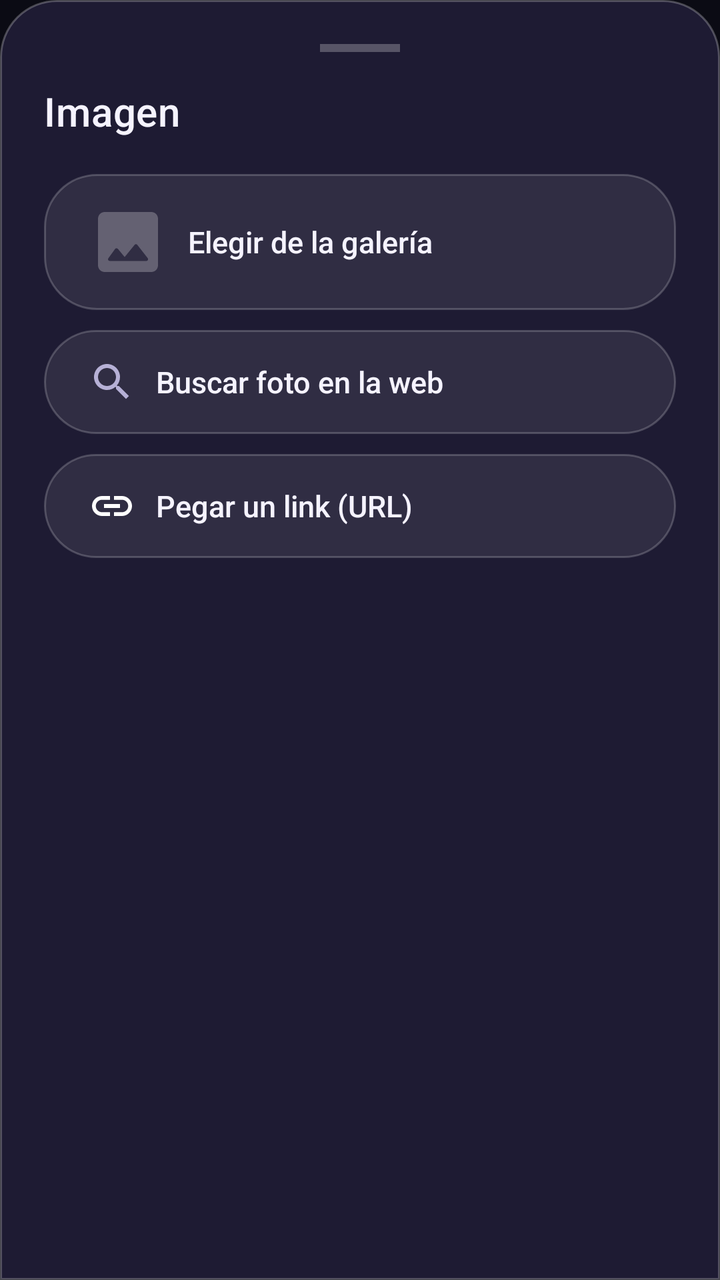
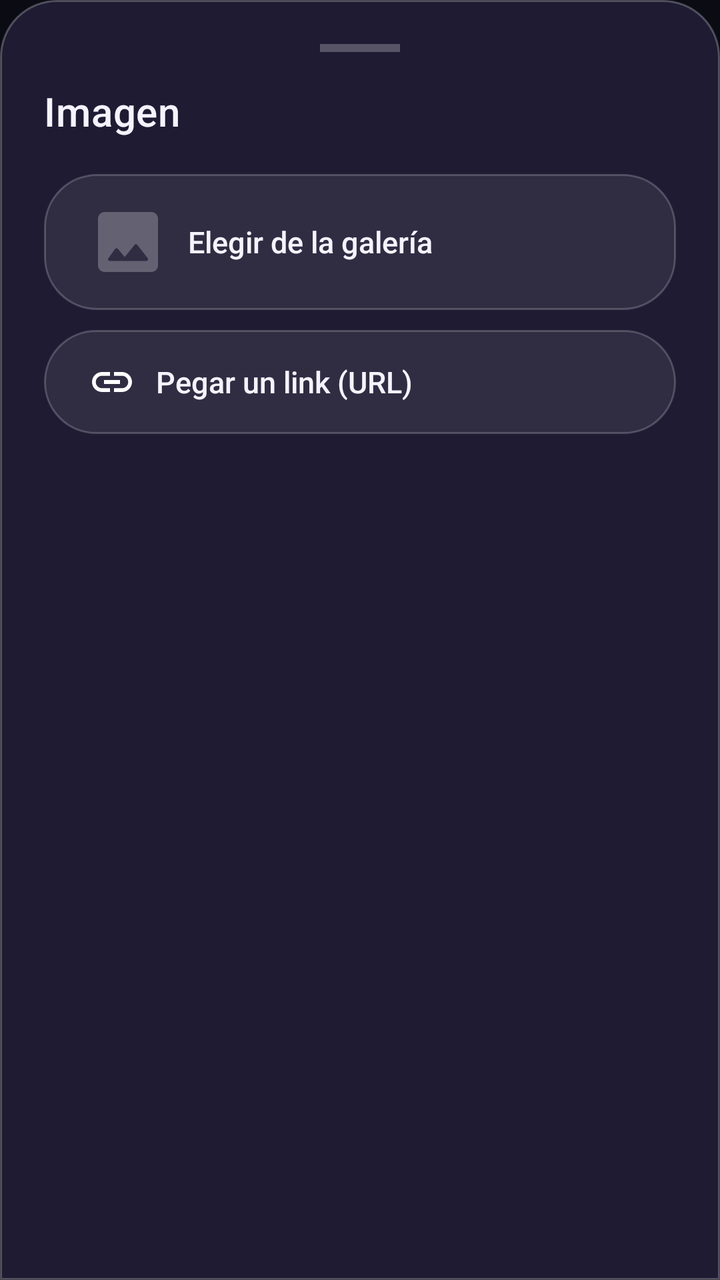

Before-and-after screenshots of an Android layout around one commit, followed by the original layout XML and the change that was made.
<!-- AndroidManifest.xml: application theme Theme.DondeMierdaIba -->
<!-- res/layout/dialog_image_source.xml -->
<?xml version="1.0" encoding="utf-8"?>
<LinearLayout xmlns:android="http://schemas.android.com/apk/res/android"
    android:layout_width="match_parent"
    android:layout_height="wrap_content"
    android:background="@drawable/bg_glass_sheet"
    android:orientation="vertical"
    android:padding="22dp">

    <View
        android:layout_width="40dp"
        android:layout_height="4dp"
        android:layout_gravity="center_horizontal"
        android:background="#40FFFFFF" />

    <TextView
        android:layout_width="wrap_content"
        android:layout_height="wrap_content"
        android:layout_marginTop="16dp"
        android:text="@string/field_image"
        android:textAppearance="@style/TextAppearance.DMI.Title" />

    <Button
        android:id="@+id/btnGallery"
        style="@style/Widget.DMI.AppleButton.Ghost"
        android:layout_width="match_parent"
        android:layout_height="wrap_content"
        android:layout_marginTop="18dp"
        android:drawableStart="@drawable/ic_image_placeholder"
        android:drawablePadding="10dp"
        android:gravity="center_vertical|start"
        android:text="@string/pick_from_gallery" />

    <Button
        android:id="@+id/btnWeb"
        style="@style/Widget.DMI.AppleButton.Ghost"
        android:layout_width="match_parent"
        android:layout_height="wrap_content"
        android:layout_marginTop="10dp"
        android:drawableStart="@drawable/ic_search"
        android:drawablePadding="10dp"
        android:gravity="center_vertical|start"
        android:text="@string/search_photo_action" />

    <Button
        android:id="@+id/btnManualLink"
        style="@style/Widget.DMI.AppleButton.Ghost"
        android:layout_width="match_parent"
        android:layout_height="wrap_content"
        android:layout_marginTop="10dp"
        android:drawableStart="@drawable/ic_link"
        android:drawablePadding="10dp"
        android:gravity="center_vertical|start"
        android:text="@string/paste_link_manually" />

    <LinearLayout
        android:id="@+id/webUrlRow"
        android:layout_width="match_parent"
        android:layout_height="wrap_content"
        android:layout_marginTop="12dp"
        android:orientation="horizontal"
        android:visibility="gone">

        <EditText
            android:id="@+id/edtWebUrl"
            android:layout_width="0dp"
            android:layout_height="wrap_content"
            android:layout_weight="1"
            android:background="@drawable/bg_glass_input"
            android:hint="@string/web_url_hint"
            android:inputType="textUri"
            android:maxLines="1"
            android:textColor="@color/text_primary"
            android:textColorHint="@color/text_muted" />

        <ImageButton
            android:id="@+id/btnConfirmWebUrl"
            android:layout_width="44dp"
            android:layout_height="44dp"
            android:layout_marginStart="8dp"
            android:background="@drawable/bg_button_apple_normal"
            android:padding="10dp"
            android:src="@drawable/ic_check" />

    </LinearLayout>

</LinearLayout>
<!-- resources referenced by this layout -->
<resources>
  <color name="text_muted">#7B7699</color>
  <color name="text_primary">#F5F3FF</color>
  <!-- drawable bg_button_apple_normal (drawable) -->
  <?xml version="1.0" encoding="utf-8"?>
  <shape xmlns:android="http://schemas.android.com/apk/res/android">
      <gradient
          android:angle="90"
          android:startColor="@color/accent_violet"
          android:endColor="#6D28D9"
          android:type="linear" />
      <corners android:radius="26dp" />
  </shape>
  <!-- drawable bg_glass_input (drawable) -->
  <?xml version="1.0" encoding="utf-8"?>
  <shape xmlns:android="http://schemas.android.com/apk/res/android">
      <solid android:color="#1AFFFFFF" />
      <corners android:radius="16dp" />
      <stroke android:width="1dp" android:color="#33FFFFFF" />
      <padding android:left="16dp" android:right="16dp" android:top="12dp" android:bottom="12dp" />
  </shape>
  <!-- drawable bg_glass_sheet (drawable) -->
  <?xml version="1.0" encoding="utf-8"?>
  <shape xmlns:android="http://schemas.android.com/apk/res/android">
      <solid android:color="#1E1B33" />
      <corners
          android:topLeftRadius="28dp"
          android:topRightRadius="28dp" />
      <stroke android:width="1dp" android:color="@color/glass_stroke" />
  </shape>
  <!-- drawable ic_check (drawable) -->
  <?xml version="1.0" encoding="utf-8"?>
  <vector xmlns:android="http://schemas.android.com/apk/res/android"
      android:width="24dp" android:height="24dp" android:viewportWidth="24" android:viewportHeight="24">
      <path android:fillColor="#FFFFFF" android:pathData="M9,16.17L4.83,12l-1.42,1.41L9,19 21,7l-1.41,-1.41z"/>
  </vector>
  <!-- drawable ic_link (drawable) -->
  <?xml version="1.0" encoding="utf-8"?>
  <vector xmlns:android="http://schemas.android.com/apk/res/android"
      android:width="24dp" android:height="24dp" android:viewportWidth="24" android:viewportHeight="24">
      <path android:fillColor="#FFFFFF" android:pathData="M3.9,12c0,-1.71 1.39,-3.1 3.1,-3.1h4V7H7c-2.76,0 -5,2.24 -5,5s2.24,5 5,5h4v-1.9H7c-1.71,0 -3.1,-1.39 -3.1,-3.1zM8,13h8v-2H8v2zM17,7h-4v1.9h4c1.71,0 3.1,1.39 3.1,3.1s-1.39,3.1 -3.1,3.1h-4V17h4c2.76,0 5,-2.24 5,-5s-2.24,-5 -5,-5z"/>
  </vector>
  <string name="field_image">Imagen</string>
  <string name="paste_link_manually">Pegar un link (URL)</string>
  <string name="pick_from_gallery">Elegir de la galería</string>
  <string name="search_photo_action">Buscar foto en la web</string>
  <string name="web_url_hint">Pegá el link de la imagen…</string>
  <style name="TextAppearance.DMI.Title" parent="TextAppearance.MaterialComponents.Headline6">
          <item name="android:textColor">@color/text_primary</item>
          <item name="android:fontFamily">sans-serif-medium</item>
      </style>
  <style name="Widget.DMI.AppleButton.Ghost">
          <item name="android:background">@drawable/bg_button_apple_ghost</item>
          <item name="android:textColor">@color/text_primary</item>
      </style>
  <color name="accent_violet">#8B5CF6</color>
  <color name="glass_stroke">#40FFFFFF</color>
  <!-- drawable bg_button_apple_ghost (drawable) -->
  <?xml version="1.0" encoding="utf-8"?>
  <selector xmlns:android="http://schemas.android.com/apk/res/android">
      <item android:state_pressed="true">
          <shape>
              <solid android:color="#33FFFFFF" />
              <corners android:radius="26dp" />
          </shape>
      </item>
      <item>
          <shape>
              <solid android:color="#14FFFFFF" />
              <corners android:radius="26dp" />
              <stroke android:width="1dp" android:color="#33FFFFFF" />
          </shape>
      </item>
  </selector>
  <color name="bg_top">#0B0B14</color>
  <color name="accent_cyan">#22D3EE</color>
  <color name="text_secondary">#B6B0D6</color>
  <!-- unchanged entries left out for length: 3 -->
</resources>

<!-- the commit's change to res/layout/dialog_image_source.xml (unified diff, before → after) -->
@@ -39,7 +39,8 @@
         android:drawableStart="@drawable/ic_search"
         android:drawablePadding="10dp"
         android:gravity="center_vertical|start"
-        android:text="@string/search_photo_action" />
+        android:text="@string/search_photo_action"
+        android:visibility="gone" />
 
     <Button
         android:id="@+id/btnManualLink"
